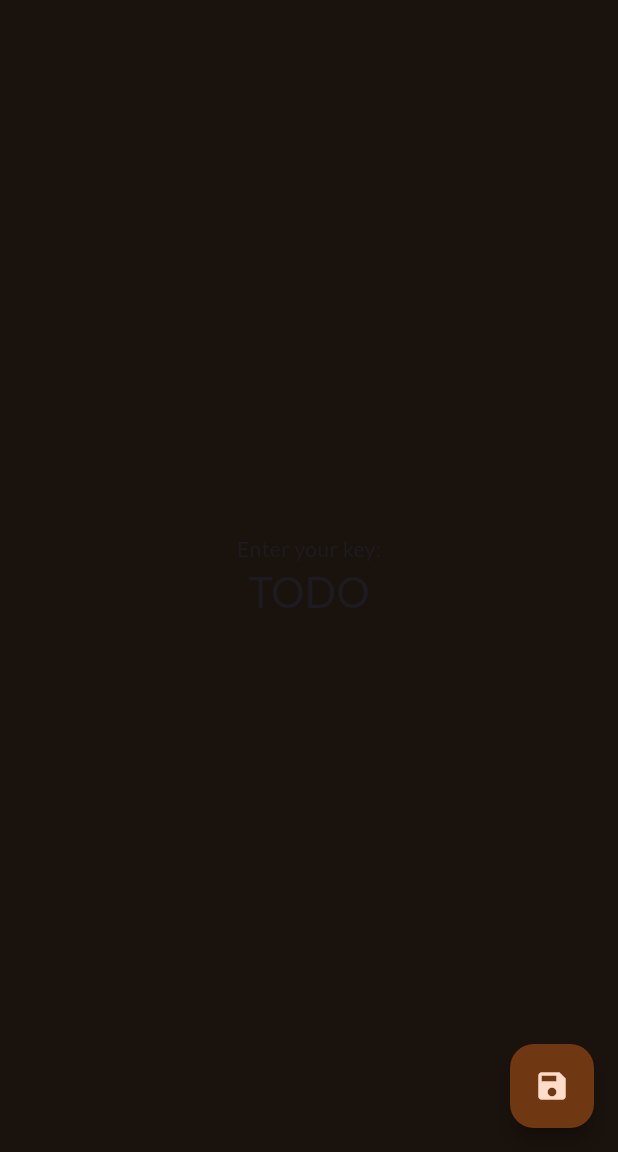
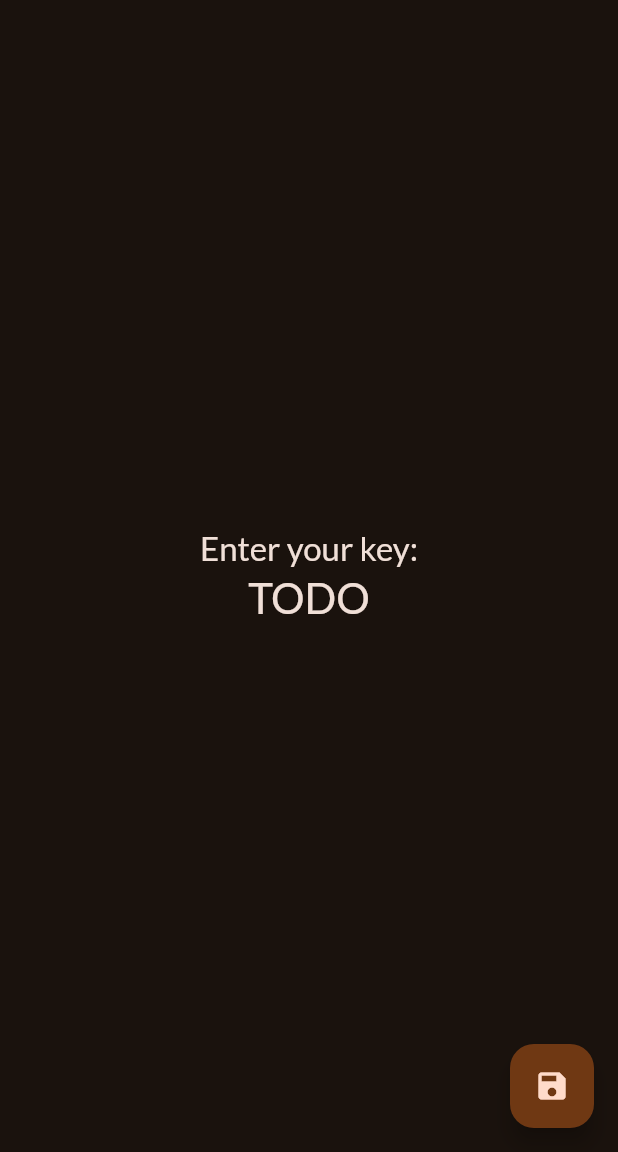
Before and after one commit to m5lk3n/wyatt, a Flutter app: the screen it shows after launch, after a tap on the "save" icon, on a phone screen of 412 x 824 dp, the part 84-1236 px from its top. Run offline on Flutter 3.47's test engine with Material 3 defaults, Android fonts, the phone set to English and light mode, and no system bars; our stand-ins replace google_fonts.

Commit message:
make text readable

```diff
--- a/lib/screens/setup.dart
+++ b/lib/screens/setup.dart
@@ -28,12 +28,17 @@ class _WyattSetupScreenState extends State<WyattSetupScreen> {
         child: Column(
           mainAxisAlignment: MainAxisAlignment.center,
           children: <Widget>[
-            const Text(
+            Text(
               'Enter your key:',
+              style: Theme.of(context).textTheme.titleLarge!.copyWith(
+                    color: Theme.of(context).colorScheme.onSurface,
+                  ),
             ),
             Text(
               _key,
-              style: Theme.of(context).textTheme.headlineMedium,
+              style: Theme.of(context).textTheme.headlineMedium!.copyWith(
+                    color: Theme.of(context).colorScheme.onSurface,
+                  ),
             ),
           ],
         ),
```
Also changed, not shown: 1 other file.
